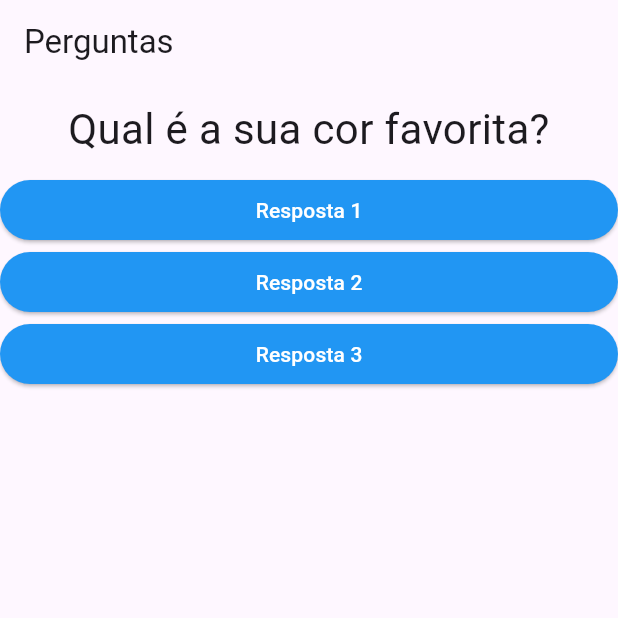
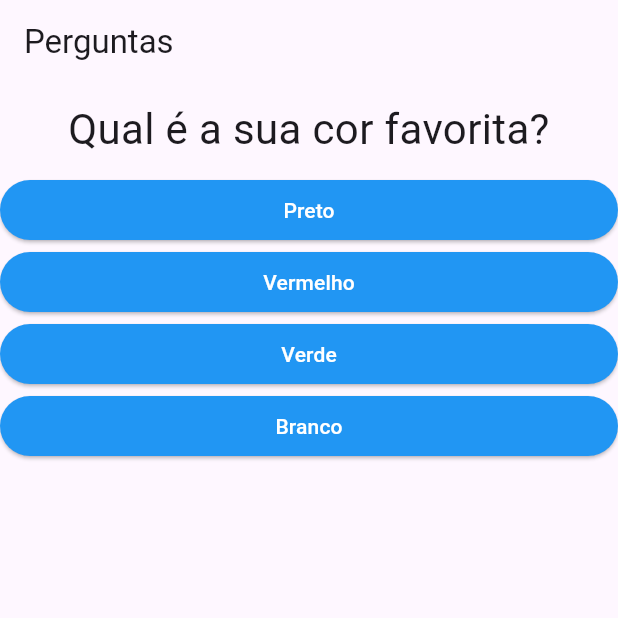
Before and after one commit to victoricoma/ddm_flutter_a, a Flutter app: the screen it shows after launch, on a phone screen of 412 x 824 dp, the top half of it. Run offline on Flutter 3.47's test engine with Material 3 defaults, Android fonts, the phone set to English and light mode, and no system bars.

Commit message:
Aula0905 - Vetores, Listas em Dart e Ternários

```diff
--- a/app/lib/main.dart
+++ b/app/lib/main.dart
@@ -6,15 +6,6 @@ void main() => runApp(const PerguntaApp());
 
 class PerguntaAppState extends State<PerguntaApp> {
   var perguntaSelecionada = 0;
-
-  void responder() {
-    setState(() {
-      perguntaSelecionada++;
-    });
-  }
-
-  @override
-  Widget build(BuildContext context) {
   final perguntas = [
     {
       'texto': 'Qual é a sua cor favorita?',
@@ -43,19 +34,36 @@ class PerguntaAppState extends State<PerguntaApp> {
     },
   ];
 
+  void responder() {
+    if (temPerguntaSelecionada) {
+      setState(() {
+        perguntaSelecionada++;
+      });
+    }
+  }
+
+  bool get temPerguntaSelecionada {
+    return perguntaSelecionada < perguntas.length;
+  }
+
+  @override
+  Widget build(BuildContext context) {
+    List<String> respostas = temPerguntaSelecionada
+        ? perguntas[perguntaSelecionada]['respostas'] as List<String>
+        : [];
     return MaterialApp(
       home: Scaffold(
         appBar: AppBar(
           title: const Text('Perguntas'),
         ),
-        body: Column(
+        body: temPerguntaSelecionada
+            ? Column(
                 children: [
                   Questao(perguntas[perguntaSelecionada]['texto'] as String),
-            Resposta('Resposta 1', responder),
-            Resposta('Resposta 2', responder),
-            Resposta('Resposta 3', responder),
+                  ...respostas.map((t) => Resposta(t, responder)).toList(),
                 ],
-        ),
+              )
+            : const Questao('Acabou as perguntas'),
       ),
     );
   }
```
Lines whose indentation alone changed are shown as unchanged.
